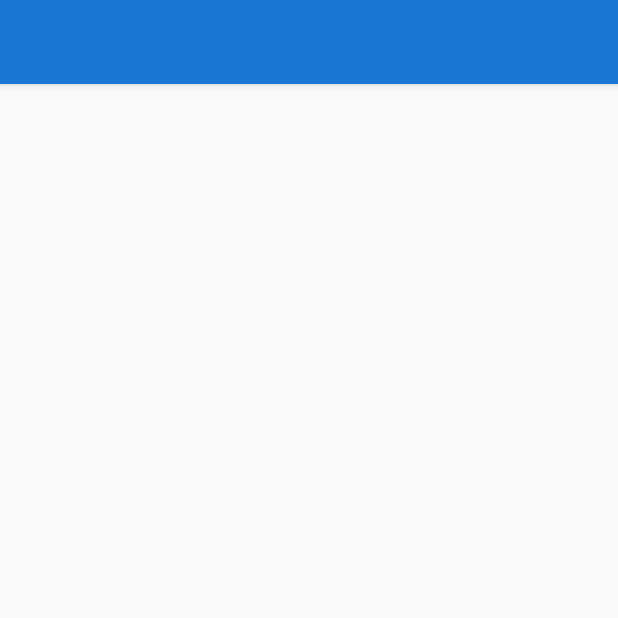
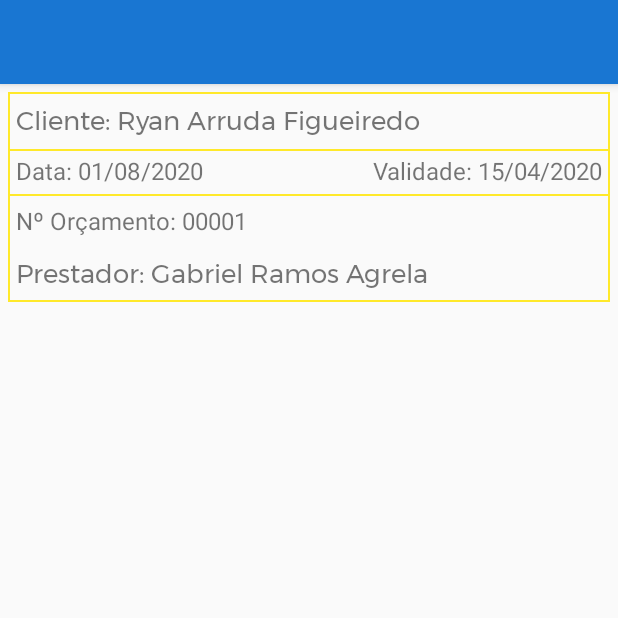
Before and after one commit to MRX1337CODER/Pererao, an Android app: the PreOrcamentoActivity screen opened directly, with no data from a screen before it, on a phone screen of 412 x 824 dp, the top half of it. Run offline under Robolectric (Android 15) with nearby library versions, the light colour scheme and no system bars; our stand-ins replace Firebase (no records; nobody signed in at launch, a user with empty details on screens opened directly).

Commit message:
Commit 17/07/2020

```diff
--- a/app/src/main/AndroidManifest.xml
+++ b/app/src/main/AndroidManifest.xml
@@ -12,6 +12,8 @@
     <uses-permission android:name="android.permission.CAMERA" />
     <uses-permission android:name="android.permission.ACCESS_FINE_LOCATION" />
     <uses-permission android:name="android.permission.ACCESS_COARSE_LOCATION" />
+    <uses-permission android:name="android.permission.LOCATION_HARDWARE"
+        tools:ignore="ProtectedPermissions" />
 
     <uses-feature
         android:name="android.hardware.camera"
--- a/app/src/main/java/br/com/pererao/activity/MessageActivity.java
+++ b/app/src/main/java/br/com/pererao/activity/MessageActivity.java
@@ -313,11 +313,20 @@ public class MessageActivity extends AppCompatActivity {
 
                 for (DataSnapshot snapshot : dataSnapshot.getChildren()) {
 
-                    Chat chat = snapshot.getValue(Chat.class);
+                    final Chat chat = snapshot.getValue(Chat.class);
                     assert chat != null;
 
                     if (chat.getReceiver().equals(myId) && chat.getSender().equals(userId) || chat.getReceiver().equals(userId) && chat.getSender().equals(myId)) {
                         mChat.add(chat);
+                    }
+                    if (chat.getReceiver().equals(myId) && chat.getSender().equals(userId)) {
+                        imb_send_message.setOnLongClickListener(new View.OnLongClickListener() {
+                            @Override
+                            public boolean onLongClick(View v) {
+                                mChat.remove(chat);
+                                return true;
+                            }
+                        });
                     }
                     messageAdapter = new MessageAdapter(MessageActivity.this, mChat, dateMessage);
                     recyclerView.setAdapter(messageAdapter);
--- a/app/src/main/java/br/com/pererao/activity/UpdateProfileActivity.java
+++ b/app/src/main/java/br/com/pererao/activity/UpdateProfileActivity.java
@@ -86,7 +86,12 @@ public class UpdateProfileActivity extends AppCompatActivity {
         setSupportActionBar(toolbar);
         Objects.requireNonNull(getSupportActionBar()).setDisplayHomeAsUpEnabled(true);
         getSupportActionBar().setDisplayShowHomeEnabled(true);
-        toolbar.setNavigationIcon(R.drawable.ic_arrow_back_white_24dp);
+        toolbar.setNavigationOnClickListener(new View.OnClickListener() {
+            @Override
+            public void onClick(View v) {
+                gotoActivity();
+            }
+        });
 
         //TODO:Declarações
         et_username = findViewById(R.id.et_update_username);
--- a/app/src/main/java/br/com/pererao/activity/ui/map/MapActivity.java
+++ b/app/src/main/java/br/com/pererao/activity/ui/map/MapActivity.java
@@ -140,14 +140,18 @@ public class MapActivity extends AppCompatActivity {
                 for (DataSnapshot snapshot : dataSnapshot.getChildren()) {
                     User user = snapshot.getValue(User.class);
                     loadingDialog.dismissDialog();
+                    if (snapshot.exists()) {
                         assert user != null;
                         assert firebaseUser != null;
-                    if (!user.getId().equals(firebaseUser.getUid()) && user.isPrestador()) {
+                        if (!user.getId().equals(firebaseUser.getUid())) {
+                            if (user.isPrestador()) {
                                 mUser.add(user);
+                            }
                         }
                         Context context = getApplicationContext();
                         userAdapter = new UserAdapter(context, mUser, false);
                         recyclerView.setAdapter(userAdapter);
+                    }
                 }
             }
 
--- /dev/null
+++ b/app/src/main/res/drawable/bg_outline.xml
@@ -0,0 +1,8 @@
+<?xml version="1.0" encoding="utf-8"?>
+<shape android:shape="rectangle" xmlns:android="http://schemas.android.com/apk/res/android">
+
+    <size android:height="20dp" android:width="20dp" />
+    <solid android:color="@android:color/transparent" />
+    <stroke android:color="@color/colorAccent" android:width="1dp" />
+
+</shape>
--- a/app/src/main/res/layout/activity_preorcamento.xml
+++ b/app/src/main/res/layout/activity_preorcamento.xml
@@ -1,14 +1,130 @@
 <?xml version="1.0" encoding="utf-8"?>
 <RelativeLayout xmlns:android="http://schemas.android.com/apk/res/android"
     xmlns:tools="http://schemas.android.com/tools"
+    android:id="@+id/relative_layout"
     android:layout_width="match_parent"
-    android:id="@+id/relative_layout"
     android:layout_height="match_parent"
     tools:context=".activity.PreOrcamentoActivity">
 
-    <include layout="@layout/app_bar_toolbar"
-        android:id="@+id/toolbar"/>
+    <include
+        android:id="@+id/app_bar"
+        layout="@layout/app_bar_toolbar" />
 
+    <LinearLayout
+        android:layout_width="match_parent"
+        android:layout_height="wrap_content"
+        android:layout_below="@id/app_bar"
+        android:layout_margin="5dp"
+        android:orientation="vertical">
 
+        <LinearLayout
+            android:layout_width="match_parent"
+            android:layout_height="wrap_content"
+            android:background="@drawable/bg_outline"
+            android:orientation="vertical">
+
+            <TextView
+                android:id="@+id/textView3"
+                android:layout_width="wrap_content"
+                android:layout_height="wrap_content"
+                android:layout_margin="5dp"
+                android:fontFamily="@font/montserrat"
+                android:singleLine="true"
+                android:text="Cliente: Ryan Arruda Figueiredo"
+                android:textSize="17sp" />
+
+            <LinearLayout
+                android:layout_width="match_parent"
+                android:layout_height="1dp"
+                android:background="@color/colorAccent"
+                android:padding="5dp"
+                android:visibility="gone" />
+
+            <LinearLayout
+                android:layout_width="1dp"
+                android:layout_height="28dp"
+                android:visibility="gone"
+                android:layout_gravity="center_horizontal"
+                android:background="@color/colorAccent"
+                android:padding="5dp" />
+
+            <LinearLayout
+                android:layout_width="match_parent"
+                android:layout_height="wrap_content"
+                android:background="@drawable/bg_outline"
+                android:padding="5dp"
+                android:orientation="horizontal">
+
+                <TextView
+                    android:id="@+id/textView4"
+                    android:layout_width="0dp"
+                    android:layout_height="wrap_content"
+                    android:layout_gravity="center_vertical"
+                    android:layout_marginTop="-1dp"
+                    android:layout_weight="1"
+                    android:gravity="start"
+                    android:text="Data: 01/08/2020"
+                    android:textSize="16sp" />
+
+                <TextView
+                    android:id="@+id/textView5"
+                    android:layout_width="0dp"
+                    android:layout_height="wrap_content"
+                    android:layout_gravity="center_vertical"
+                    android:layout_marginTop="-1dp"
+                    android:layout_weight="1"
+                    android:gravity="end"
+                    android:text="Validade: 15/04/2020"
+                    android:textSize="16sp" />
+
+            </LinearLayout>
+
+            <LinearLayout
+                android:layout_width="match_parent"
+                android:layout_height="1dp"
+                android:layout_marginTop="1dp"
+                android:background="@color/colorAccent"
+                android:padding="5dp"
+                android:visibility="gone" />
+
+            <TextView
+                android:id="@+id/textView6"
+                android:layout_width="wrap_content"
+                android:layout_height="wrap_content"
+                android:layout_gravity="center_vertical"
+                android:layout_margin="5dp"
+                android:layout_marginTop="6dp"
+                android:gravity="center_vertical"
+                android:maxLines="2"
+                android:text="Nº Orçamento: 00001"
+                android:textSize="16sp" />
+
+            <LinearLayout
+                android:layout_width="match_parent"
+                android:layout_height="1dp"
+                android:layout_marginTop="1dp"
+                android:background="@color/colorAccent"
+                android:padding="5dp"
+                android:visibility="gone" />
+
+            <TextView
+                android:id="@+id/textView7"
+                android:layout_width="wrap_content"
+                android:layout_height="wrap_content"
+                android:layout_margin="5dp"
+                android:layout_marginTop="7dp"
+                android:fontFamily="@font/montserrat"
+                android:singleLine="true"
+                android:text="Prestador: Gabriel Ramos Agrela"
+                android:textSize="17sp" />
+
+        </LinearLayout>
+
+        <androidx.recyclerview.widget.RecyclerView
+            android:layout_width="match_parent"
+            android:layout_height="match_parent"
+            android:layout_marginTop="30dp" />
+
+    </LinearLayout>
 
 </RelativeLayout>
```
Also changed, not shown: app/src/main/res/font/montserrat.ttf (added). Lines whose indentation alone changed are shown as unchanged.
